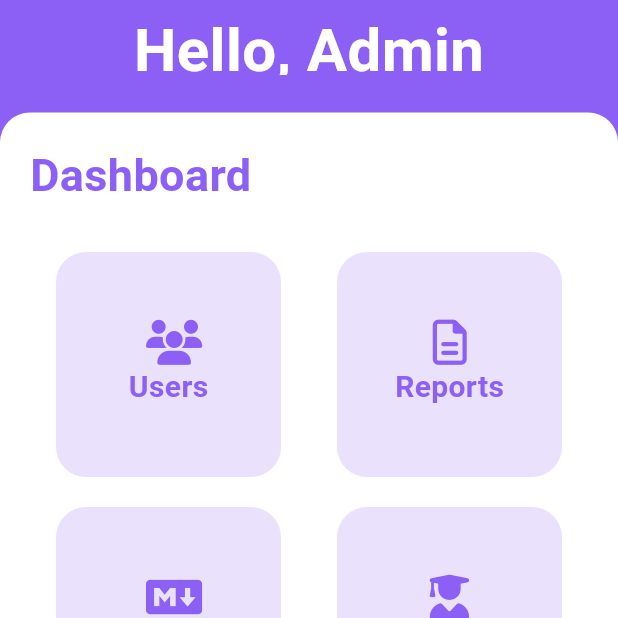
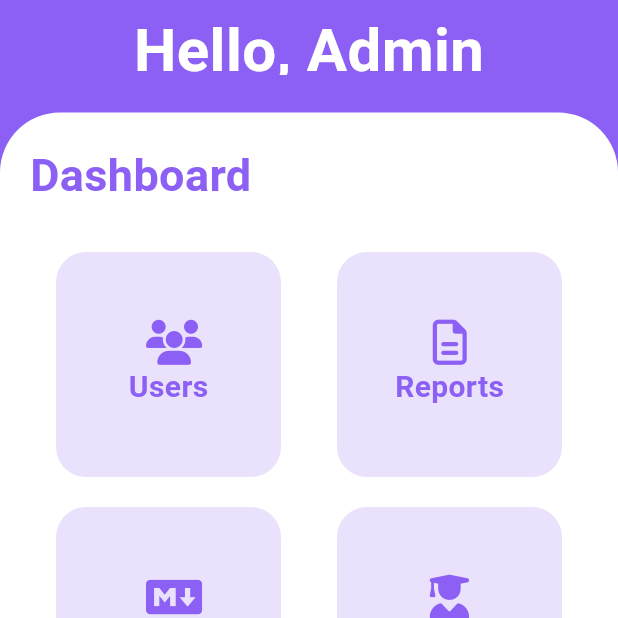
Before and after one commit to Sye0x/Demo-Virtual-Pre-School, a Flutter app: the AdminDashboardScreen screen opened directly, on a phone screen of 412 x 824 dp, the top half of it. Run offline on Flutter 3.47's test engine with Material 3 defaults, Android fonts, the light colour scheme and no system bars; our stand-ins replace font_awesome_flutter.

Commit message:
Making Code more readable and Understandable

```diff
--- a/lib/admin/admindashboardscreen/admindashboardscreen.dart
+++ b/lib/admin/admindashboardscreen/admindashboardscreen.dart
@@ -14,6 +14,7 @@ class AdminDashboardScreenState extends State<AdminDashboardScreen> {
   @override
   Widget build(BuildContext context) {
     return Scaffold(
+      resizeToAvoidBottomInset: false,
       backgroundColor: const Color(0xFF8C5FF5),
       body: SafeArea(
         child: Column(
@@ -38,8 +39,8 @@ class OptionsContainer extends StatelessWidget {
         decoration: const BoxDecoration(
           color: Colors.white,
           borderRadius: BorderRadius.only(
-            topLeft: Radius.circular(20),
-            topRight: Radius.circular(20),
+            topLeft: Radius.circular(40),
+            topRight: Radius.circular(40),
           ),
         ),
         child: Column(
@@ -57,6 +58,21 @@ class OptionsContainer extends StatelessWidget {
               ),
             ),
             const SizedBox(height: 20),
+            Options(),
+          ],
+        ),
+      ),
+    );
+  }
+}
+
+class Options extends StatelessWidget {
+  const Options({super.key});
+
+  @override
+  Widget build(BuildContext context) {
+    return Column(
+      children: [
         Row(
           mainAxisAlignment: MainAxisAlignment.spaceEvenly,
           children: const [
@@ -99,8 +115,6 @@ class OptionsContainer extends StatelessWidget {
           ],
         ),
       ],
-        ),
-      ),
     );
   }
 }
--- a/lib/main.dart
+++ b/lib/main.dart
@@ -1,4 +1,5 @@
 // main.dart
+import 'package:demo_vps/admin/admindashboardscreen/admindashboardscreen.dart';
 import 'package:flutter/material.dart';
 import 'package:demo_vps/loginscreen/loginscreen.dart';
 
```
Lines whose indentation alone changed are shown as unchanged.
